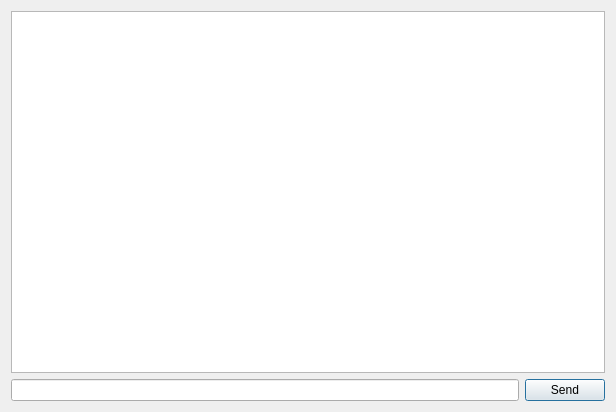
wranidlo/broadcast_sender_receiver, file mess/gui.ui: the form before one commit.
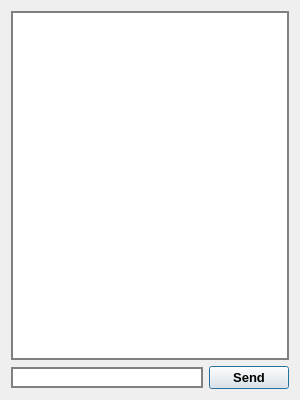
The form after the commit.

Patch:
```diff
--- a/mess/gui.ui
+++ b/mess/gui.ui
@@ -6,10 +6,16 @@
    <rect>
     <x>0</x>
     <y>0</y>
-    <width>616</width>
-    <height>412</height>
+    <width>300</width>
+    <height>400</height>
    </rect>
   </property>
+  <property name="minimumSize">
+   <size>
+    <width>300</width>
+    <height>400</height>
+   </size>
+  </property>
   <property name="windowTitle">
    <string>Dialog</string>
   </property>
@@ -19,10 +25,42 @@
      <item row="1" column="0">
       <layout class="QHBoxLayout" name="horizontalLayout">
        <item>
-        <widget class="QLineEdit" name="line_edit_messege"/>
+        <widget class="QLineEdit" name="line_edit_messege">
+         <property name="font">
+          <font>
+           <pointsize>10</pointsize>
+           <weight>50</weight>
+           <bold>false</bold>
+          </font>
+         </property>
+         <property name="toolTip">
+          <string>Input message</string>
+         </property>
+         <property name="styleSheet">
+          <string notr="true">QLineEdit{
+border:2px solid gray;
+border-radius:2 px;
+selection-background-color:darkblue;
+
+}</string>
+         </property>
+        </widget>
        </item>
        <item>
         <widget class="QPushButton" name="button_send">
+         <property name="font">
+          <font>
+           <pointsize>10</pointsize>
+           <weight>75</weight>
+           <bold>true</bold>
+          </font>
+         </property>
+         <property name="toolTip">
+          <string>&lt;html&gt;&lt;head/&gt;&lt;body&gt;&lt;p&gt;Send message to all users&lt;/p&gt;&lt;/body&gt;&lt;/html&gt;</string>
+         </property>
+         <property name="toolTipDuration">
+          <number>-1</number>
+         </property>
          <property name="text">
           <string>Send</string>
          </property>
@@ -33,7 +71,26 @@
      <item row="0" column="0">
       <layout class="QVBoxLayout" name="verticalLayout">
        <item>
-        <widget class="QListWidget" name="list_chat"/>
+        <widget class="QListWidget" name="list_chat">
+         <property name="font">
+          <font>
+           <pointsize>10</pointsize>
+           <weight>50</weight>
+           <bold>false</bold>
+          </font>
+         </property>
+         <property name="toolTip">
+          <string>&lt;html&gt;&lt;head/&gt;&lt;body&gt;&lt;p&gt;Send message to all users&lt;/p&gt;&lt;/body&gt;&lt;/html&gt;</string>
+         </property>
+         <property name="autoFillBackground">
+          <bool>false</bool>
+         </property>
+         <property name="styleSheet">
+          <string notr="true">QListWidget{
+border:2px solid gray;
+}</string>
+         </property>
+        </widget>
        </item>
       </layout>
      </item>
```
Left out of the diff: 2 changed lines with no effect on the pictures.
